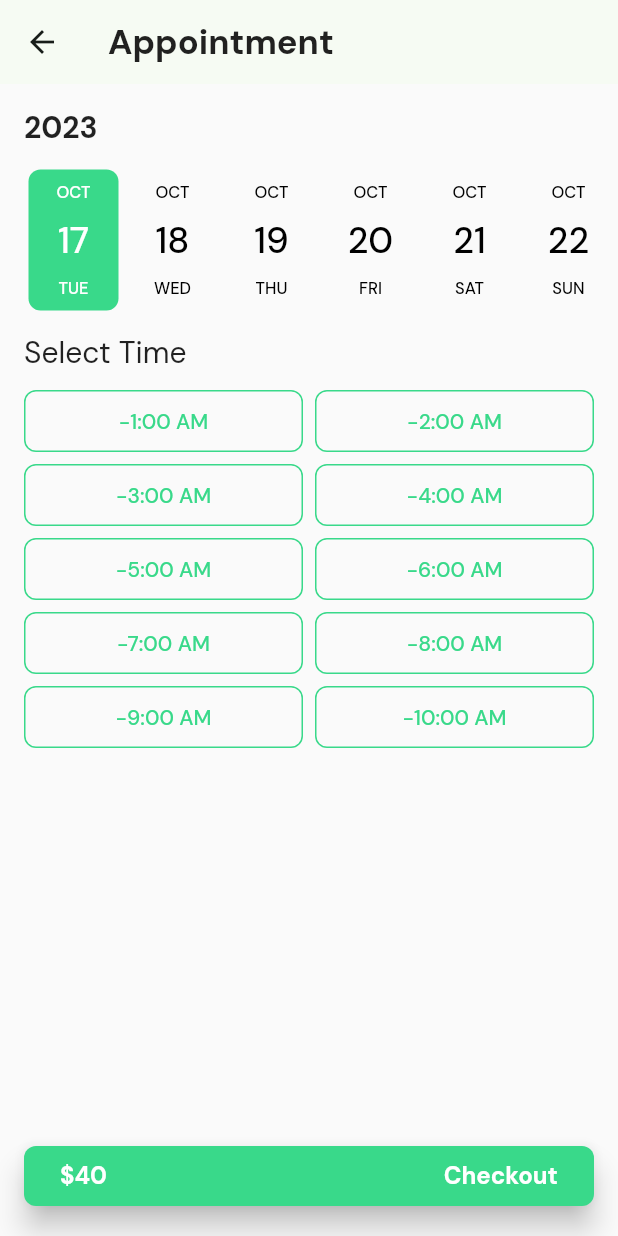
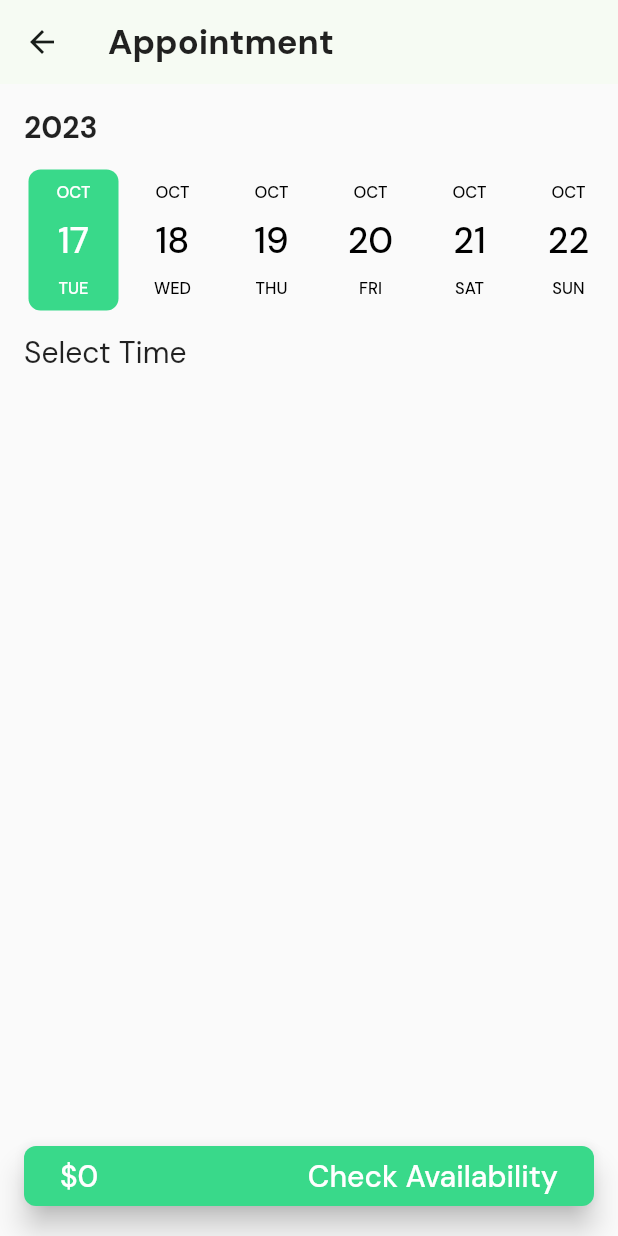
Before and after one commit to SLIIT-Y3S2/glamourme-client, a Flutter app: the BookServiceCard widget shown alone on an empty page, opened directly with empty values, after a tap on "Book", on a phone screen of 412 x 824 dp. Run offline on Flutter 3.47's test engine with Material 2 defaults, Android fonts, the phone set to English and light mode, and no system bars; drawn by our look-alikes of date_picker_timeline; our stand-ins replace bloc, cloud_firestore, equatable, firebase_auth, firebase_core, flutter_bloc and 2 more; missing offline and left inert: is_first_run, payhere_mobilesdk_flutter; accounts and stored records are empty; network calls fail.

Commit message:
update place_appointment ui

```diff
--- a/lib/data/dummy_salon.dart
+++ b/lib/data/dummy_salon.dart
@@ -1,3 +1,4 @@
+import 'package:cloud_firestore/cloud_firestore.dart';
 import 'package:flutter_app/data/dummy_services.dart';
 import 'package:flutter_app/models/salon_model.dart';
 
@@ -15,7 +16,8 @@ final salonList = [
       latitude: 6.9147,
       longitude: 79.9733,
       salonType: SalonType.unisex,
-  ),
+      openingTime: Timestamp.now(),
+      closingTime: Timestamp.now()),
   SalonModel.init(
       salonName: 'Salon Sapphire',
       location: 'Malabe',
@@ -29,7 +31,8 @@ final salonList = [
       latitude: 6.9147,
       longitude: 79.9733,
       salonType: SalonType.unisex,
-  ),
+      openingTime: Timestamp.now(),
+      closingTime: Timestamp.now()),
   SalonModel.init(
       salonName: 'Salon Sapphire',
       location: 'Malabe',
@@ -43,7 +46,8 @@ final salonList = [
       latitude: 6.9147,
       longitude: 79.9733,
       salonType: SalonType.unisex,
-  ),
+      openingTime: Timestamp.now(),
+      closingTime: Timestamp.now()),
   SalonModel.init(
       salonName: 'Salon Sapphire',
       location: 'Malabe',
@@ -57,7 +61,8 @@ final salonList = [
       latitude: 6.9147,
       longitude: 79.9733,
       salonType: SalonType.unisex,
-  ),
+      openingTime: Timestamp.now(),
+      closingTime: Timestamp.now()),
   SalonModel.init(
       salonName: 'Salon Sapphire',
       location: 'Malabe',
@@ -71,5 +76,6 @@ final salonList = [
       latitude: 6.9147,
       longitude: 79.9733,
       salonType: SalonType.unisex,
-  )
+      openingTime: Timestamp.now(),
+      closingTime: Timestamp.now())
 ];
--- a/lib/models/salon_model.dart
+++ b/lib/models/salon_model.dart
@@ -30,6 +30,8 @@ class SalonModel {
   final double latitude;
   final double longitude;
   final SalonType salonType;
+  final Timestamp openingTime;
+  final Timestamp closingTime;
 
   const SalonModel({
     required this.salonId,
@@ -44,6 +46,8 @@ class SalonModel {
     required this.latitude,
     required this.longitude,
     required this.salonType,
+    required this.openingTime,
+    required this.closingTime,
   });
 
   SalonModel.init({
@@ -58,6 +62,8 @@ class SalonModel {
     required this.latitude,
     required this.longitude,
     required this.salonType,
+    required this.openingTime,
+    required this.closingTime,
   })  : salonId = uuid.v4(),
         services = services ?? [];
 
@@ -78,6 +84,13 @@ class SalonModel {
       'services': services?.map((service) => service.toJson()).toList() ?? [],
       'latitude': latitude,
       'longitude': longitude,
+      'salonType': salonType == SalonType.gents
+          ? 'gents'
+          : salonType == SalonType.ladies
+              ? 'ladies'
+              : 'unisex',
+      'openingTime': openingTime,
+      'closingTime': closingTime,
     };
   }
 
@@ -108,6 +121,8 @@ class SalonModel {
           : doc.get('salonType') == 'ladies'
               ? SalonType.ladies
               : SalonType.unisex,
+      openingTime: doc.get('openingTime'),
+      closingTime: doc.get('closingTime'),
     );
   }
 }
--- a/lib/screens/place_appointment_screen.dart
+++ b/lib/screens/place_appointment_screen.dart
@@ -1,8 +1,21 @@
+import 'dart:developer' as developer;
+
+import 'package:cloud_firestore/cloud_firestore.dart';
 import 'package:flutter/material.dart';
 import 'package:date_picker_timeline/date_picker_timeline.dart';
+import 'package:flutter_app/models/service_model.dart';
+import 'package:flutter_app/widgets/time_pill.dart';
 
 class PlaceAppointmentScreen extends StatefulWidget {
-  const PlaceAppointmentScreen({super.key});
+  final ServiceModel service;
+  final Timestamp openingTime;
+  final Timestamp closingTime;
+  const PlaceAppointmentScreen({
+    required this.service,
+    required this.openingTime,
+    required this.closingTime,
+    super.key,
+  });
 
   @override
   State<PlaceAppointmentScreen> createState() => _PlaceAppointmentScreenState();
@@ -10,8 +23,13 @@ class PlaceAppointmentScreen extends StatefulWidget {
 
 class _PlaceAppointmentScreenState extends State<PlaceAppointmentScreen> {
   int _selectedYear = DateTime.now().year;
+  String _selectedTime = '';
   @override
   Widget build(BuildContext context) {
+    final DateTime openingTime = widget.openingTime.toDate();
+    final DateTime closingTime = widget.closingTime.toDate();
+    final int timeDiffInMin = closingTime.difference(openingTime).inMinutes;
+    final int hourDiff = (timeDiffInMin / 60).ceil();
     return Scaffold(
       appBar: AppBar(
         title: Text(
@@ -75,20 +93,19 @@ class _PlaceAppointmentScreenState extends State<PlaceAppointmentScreen> {
                     childAspectRatio: 4.5,
                   ),
                   itemBuilder: (context, index) {
-                    return OutlinedButton(
-                      onPressed: () {},
-                      style: OutlinedButton.styleFrom(
-                        side: BorderSide(
-                          color: Theme.of(context).colorScheme.primary,
-                        ),
-                        shape: RoundedRectangleBorder(
-                          borderRadius: BorderRadius.circular(8),
-                        ),
-                      ),
-                      child: Text('${9 - 10 - index}:00 AM'),
+                    final time =
+                        '${widget.openingTime.toDate().hour + index}:${openingTime.minute}';
+                    return TimePill(
+                      selected: time == _selectedTime,
+                      onPressSelect: () {
+                        setState(() {
+                          _selectedTime = time;
+                        });
+                      },
+                      time: time,
                     );
                   },
-                  itemCount: 10,
+                  itemCount: hourDiff,
                 ),
               ],
             ),
@@ -101,24 +118,20 @@ class _PlaceAppointmentScreenState extends State<PlaceAppointmentScreen> {
                   borderRadius: BorderRadius.circular(8),
                 ),
               ),
-              child: const Row(
+              child: Row(
                 children: [
                   Text(
-                    '\$40',
-                    style: TextStyle(
-                      color: Colors.white,
-                      fontWeight: FontWeight.w700,
-                      fontSize: 16,
-                    ),
+                    '\$${widget.service.price}',
+                    style: Theme.of(context).textTheme.titleLarge!.copyWith(
+                          color: Colors.white,
+                        ),
                   ),
-                  Spacer(),
+                  const Spacer(),
                   Text(
-                    'Checkout',
-                    style: TextStyle(
-                      color: Colors.white,
-                      fontWeight: FontWeight.w700,
-                      fontSize: 16,
-                    ),
+                    'Check Availability',
+                    style: Theme.of(context).textTheme.titleLarge!.copyWith(
+                          color: Colors.white,
+                        ),
                   ),
                 ],
               ),
--- a/lib/screens/salon_screen.dart
+++ b/lib/screens/salon_screen.dart
@@ -65,6 +65,9 @@ class SalonScreen extends StatelessWidget {
                     ...salon.services!.map(
                       (service) => BookServiceCard(
                         service: service,
+                        closingTime: salon.closingTime,
+                        openingTime: salon.openingTime,
+                        salonId: salon.salonId!,
                       ),
                     )
                 ],
--- a/lib/widgets/book_service_card.dart
+++ b/lib/widgets/book_service_card.dart
@@ -1,9 +1,19 @@
+import 'package:cloud_firestore/cloud_firestore.dart';
 import 'package:flutter/material.dart';
 import 'package:flutter_app/models/service_model.dart';
 import 'package:flutter_app/screens/place_appointment_screen.dart';
 
 class BookServiceCard extends StatelessWidget {
-  const BookServiceCard({required this.service, super.key});
+  const BookServiceCard({
+    required this.salonId,
+    required this.service,
+    required this.openingTime,
+    required this.closingTime,
+    super.key,
+  });
+  final String salonId;
+  final Timestamp openingTime;
+  final Timestamp closingTime;
   final ServiceModel service;
 
   @override
@@ -87,7 +97,11 @@ class BookServiceCard extends StatelessWidget {
             onPressed: () {
               Navigator.of(context).push(
                 MaterialPageRoute(
-                  builder: (context) => const PlaceAppointmentScreen(),
+                  builder: (context) => PlaceAppointmentScreen(
+                    service: service,
+                    openingTime: openingTime,
+                    closingTime: closingTime,
+                  ),
                 ),
               );
             },
```
Also changed, not shown: lib/widgets/salon_card.dart (+8 -5 lines), lib/widgets/salon_hero_image.dart (+10 -1 lines). Lines whose indentation alone changed are shown as unchanged.
